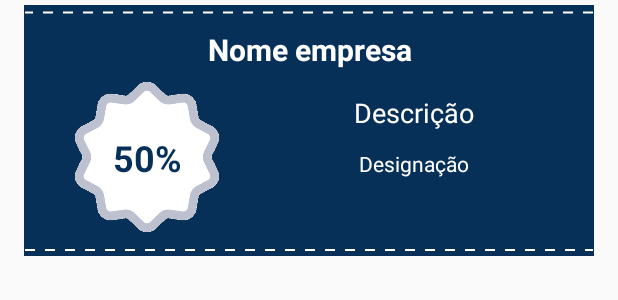
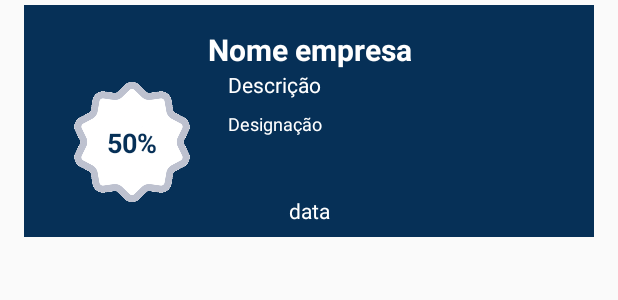
Before and after one commit to diogofalken/MyCards-Mobile, an Android app: the layout desconto_cupoes.xml on its own in the app's theme, with its tools: preview values and no code run, on a phone screen of 412 x 824 dp. Shown: the top 300 px of the screen. Run offline under Robolectric (Android 15) with nearby library versions, the phone set to English and light mode, and no system bars; network calls fail.

Commit message:
layout dos cupoes e carimbos melhorado (falta corrigir os ids em varios lados)

```diff
--- a/app/src/main/res/layout/desconto_cupoes.xml
+++ b/app/src/main/res/layout/desconto_cupoes.xml
@@ -24,19 +24,21 @@
             android:orientation="vertical"
             app:layout_constraintBottom_toBottomOf="parent"
             app:layout_constraintEnd_toEndOf="parent"
+            app:layout_constraintHorizontal_bias="1.0"
             app:layout_constraintStart_toStartOf="parent"
-            app:layout_constraintTop_toTopOf="parent">
+            app:layout_constraintTop_toTopOf="parent"
+            app:layout_constraintVertical_bias="1.0">
 
 
             <TextView
                 android:id="@+id/nome"
-                android:layout_width="0dp"
+                android:layout_width="wrap_content"
                 android:layout_height="wrap_content"
-                android:layout_marginStart="32dp"
-                android:layout_marginLeft="32dp"
+                android:layout_marginStart="8dp"
+                android:layout_marginLeft="8dp"
                 android:layout_marginTop="16dp"
-                android:layout_marginEnd="32dp"
-                android:layout_marginRight="32dp"
+                android:layout_marginEnd="8dp"
+                android:layout_marginRight="8dp"
                 android:gravity="center"
                 android:text="Nome empresa"
                 android:textColor="@color/corBranca"
@@ -48,19 +50,16 @@
 
             <ImageView
                 android:id="@+id/imageView5"
-                android:layout_width="100dp"
-                android:layout_height="100dp"
+                android:layout_width="80dp"
+                android:layout_height="80dp"
                 android:layout_marginStart="32dp"
                 android:layout_marginLeft="32dp"
                 android:layout_marginTop="8dp"
                 android:layout_marginEnd="8dp"
                 android:layout_marginRight="8dp"
-                android:layout_marginBottom="16dp"
-                app:layout_constraintBottom_toBottomOf="parent"
                 app:layout_constraintEnd_toStartOf="@+id/constraintLayout3"
                 app:layout_constraintStart_toStartOf="parent"
                 app:layout_constraintTop_toBottomOf="@+id/nome"
-                app:layout_constraintVertical_bias="1.0"
                 app:srcCompat="@drawable/image_cupao" />
 
             <TextView
@@ -69,7 +68,7 @@
                 android:layout_height="wrap_content"
                 android:text="50%"
                 android:textColor="@color/corBaseAzul"
-                android:textSize="24sp"
+                android:textSize="18sp"
                 android:textStyle="bold"
                 app:layout_constraintBottom_toBottomOf="@+id/imageView5"
                 app:layout_constraintEnd_toEndOf="@+id/imageView5"
@@ -77,74 +76,15 @@
                 app:layout_constraintTop_toTopOf="@+id/imageView5" />
 
             <android.support.constraint.ConstraintLayout
-                android:layout_width="wrap_content"
-                android:layout_height="0dp"
-                android:background="@drawable/tracejado_cupoes"
-                android:rotation="90"
-                app:layout_constraintBottom_toBottomOf="parent"
-                app:layout_constraintEnd_toEndOf="parent"
-                app:layout_constraintStart_toEndOf="parent"
-                app:layout_constraintTop_toTopOf="@+id/constraintLayout6">
-
-            </android.support.constraint.ConstraintLayout>
-
-            <android.support.constraint.ConstraintLayout
-                android:id="@+id/constraintLayout6"
-                android:layout_width="0dp"
-                android:layout_height="10dp"
-                android:layout_marginBottom="8dp"
-                android:background="@drawable/tracejado_cupoes"
-                android:rotation="-180"
-                app:layout_constraintBottom_toTopOf="@+id/constraintLayout4"
-                app:layout_constraintEnd_toEndOf="parent"
-                app:layout_constraintHorizontal_bias="0.0"
-                app:layout_constraintStart_toStartOf="parent"
-                app:layout_constraintTop_toTopOf="parent"
-                app:layout_constraintVertical_bias="0.0">
-
-            </android.support.constraint.ConstraintLayout>
-
-            <android.support.constraint.ConstraintLayout
-                android:id="@+id/constraintLayout7"
-                android:layout_width="wrap_content"
-                android:layout_height="0dp"
-                android:layout_marginTop="4dp"
-                android:layout_marginEnd="8dp"
-                android:layout_marginRight="8dp"
-                android:layout_marginBottom="4dp"
-                android:background="@drawable/tracejado_cupoes"
-                android:rotation="90"
-                app:layout_constraintBottom_toBottomOf="parent"
-                app:layout_constraintEnd_toStartOf="parent"
-                app:layout_constraintStart_toStartOf="parent"
-                app:layout_constraintTop_toTopOf="parent"
-                app:layout_constraintVertical_bias="0.0">
-
-            </android.support.constraint.ConstraintLayout>
-
-            <android.support.constraint.ConstraintLayout
-                android:id="@+id/constraintLayout4"
-                android:layout_width="0dp"
-                android:layout_height="0dp"
-                android:background="@drawable/tracejado_cupoes"
-                app:layout_constraintBottom_toBottomOf="parent"
-                app:layout_constraintEnd_toEndOf="parent"
-                app:layout_constraintStart_toStartOf="parent"
-                app:layout_constraintTop_toBottomOf="@+id/constraintLayout3">
-
-            </android.support.constraint.ConstraintLayout>
-
-            <android.support.constraint.ConstraintLayout
                 android:id="@+id/constraintLayout3"
                 android:layout_width="0dp"
-                android:layout_height="0dp"
+                android:layout_height="wrap_content"
                 android:layout_marginStart="8dp"
                 android:layout_marginLeft="8dp"
-                android:layout_marginTop="8dp"
                 android:layout_marginEnd="8dp"
                 android:layout_marginRight="8dp"
                 android:layout_marginBottom="8dp"
-                app:layout_constraintBottom_toBottomOf="parent"
+                app:layout_constraintBottom_toTopOf="@+id/dataFim"
                 app:layout_constraintEnd_toEndOf="parent"
                 app:layout_constraintStart_toEndOf="@+id/imageView5"
                 app:layout_constraintTop_toBottomOf="@+id/nome">
@@ -155,13 +95,13 @@
                     android:layout_height="wrap_content"
                     android:layout_marginStart="8dp"
                     android:layout_marginLeft="8dp"
-                    android:layout_marginTop="8dp"
                     android:layout_marginEnd="8dp"
                     android:layout_marginRight="8dp"
                     android:text="Descrição"
                     android:textColor="@color/corBranca"
-                    android:textSize="18sp"
+                    android:textSize="14sp"
                     app:layout_constraintEnd_toEndOf="parent"
+                    app:layout_constraintHorizontal_bias="0.0"
                     app:layout_constraintStart_toStartOf="parent"
                     app:layout_constraintTop_toTopOf="parent" />
 
@@ -171,17 +111,35 @@
                     android:layout_height="wrap_content"
                     android:layout_marginStart="8dp"
                     android:layout_marginLeft="8dp"
+                    android:layout_marginTop="8dp"
                     android:layout_marginEnd="8dp"
                     android:layout_marginRight="8dp"
                     android:layout_marginBottom="32dp"
                     android:text="Designação"
                     android:textColor="@color/corBranca"
-                    android:textSize="14sp"
+                    android:textSize="12sp"
                     app:layout_constraintBottom_toBottomOf="parent"
                     app:layout_constraintEnd_toEndOf="parent"
+                    app:layout_constraintHorizontal_bias="0.0"
                     app:layout_constraintStart_toStartOf="parent"
-                    app:layout_constraintTop_toBottomOf="@+id/area_empresa" />
+                    app:layout_constraintTop_toBottomOf="@+id/area_empresa"
+                    app:layout_constraintVertical_bias="0.0" />
             </android.support.constraint.ConstraintLayout>
+
+            <TextView
+                android:id="@+id/dataFim"
+                android:layout_width="wrap_content"
+                android:layout_height="wrap_content"
+                android:layout_marginStart="8dp"
+                android:layout_marginLeft="8dp"
+                android:layout_marginEnd="8dp"
+                android:layout_marginRight="8dp"
+                android:layout_marginBottom="8dp"
+                android:text="data"
+                android:textColor="@color/corBranca"
+                app:layout_constraintBottom_toBottomOf="parent"
+                app:layout_constraintEnd_toEndOf="parent"
+                app:layout_constraintStart_toStartOf="parent" />
 
 
         </android.support.constraint.ConstraintLayout>
```
Also changed, not shown: app/src/main/java/com/example/pint_mobile/Fragment_feed_descontos.java (+208 -0 lines).
